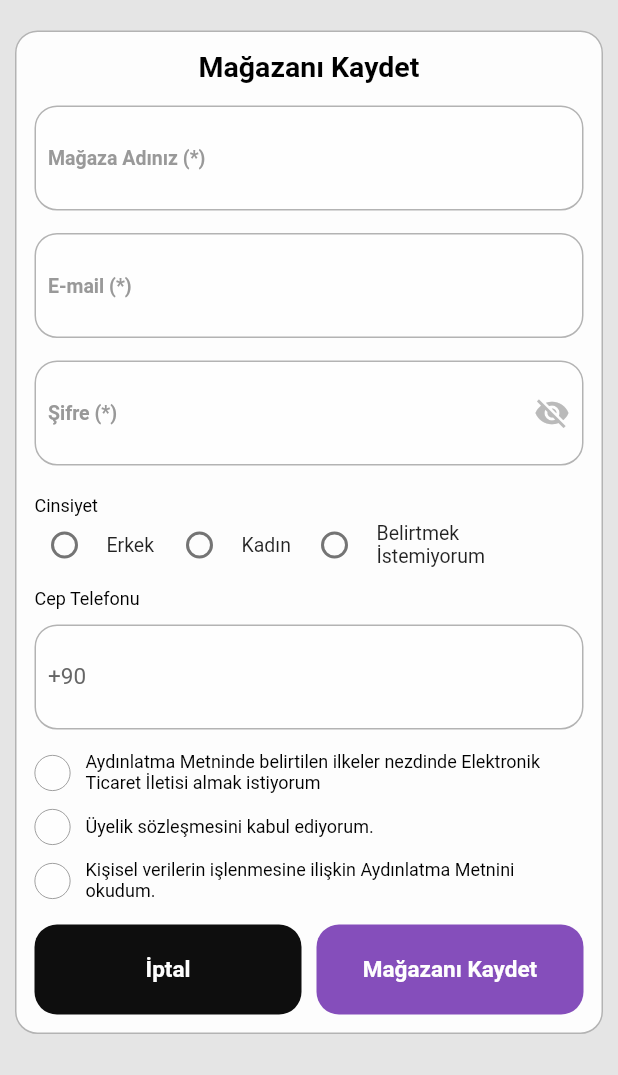
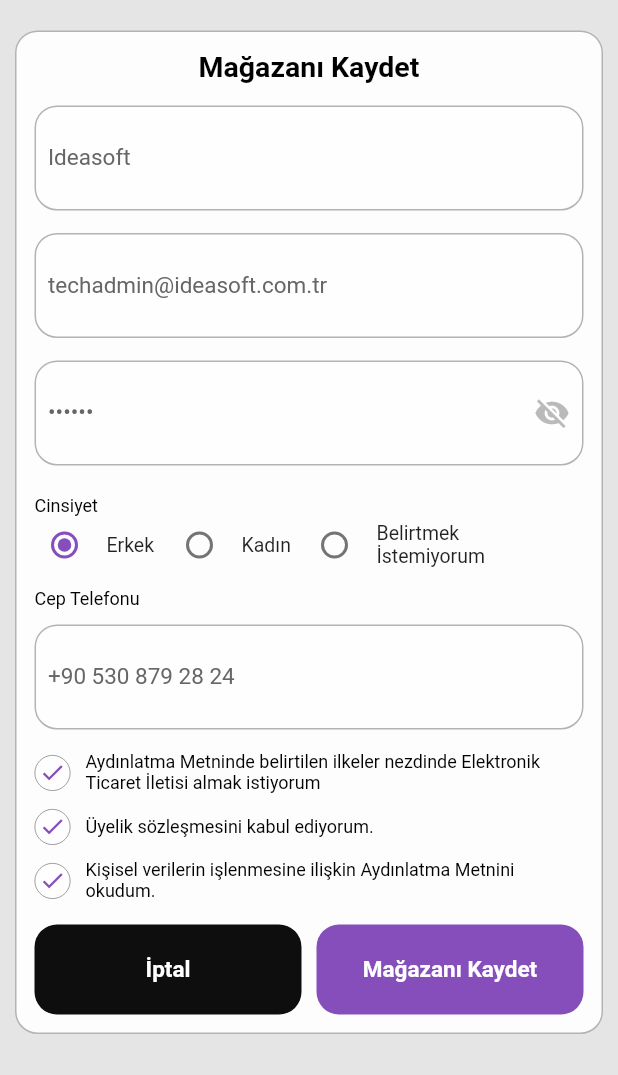
Before and after one commit to yalinyilmaz/flutter_e_store, a Flutter app: the AdminLoginPage screen opened by its route, on a phone screen of 412 x 824 dp, the part 161-1236 px from its top. Run offline on Flutter 3.47's test engine with Material 3 defaults, Android fonts, the phone set to English and light mode, and no system bars; drawn by our look-alikes of loading_overlay; our stand-ins replace dio, dots_indicator, firebase_auth, firebase_core, flutter_riverpod, form_field_validator and 6 more; missing offline and left inert: back_button_interceptor; accounts and stored records are empty; generated files the repository leaves out were written again.

Commit message:
some bugs were fixed

```diff
--- a/lib/app/api/interceptors/new_error_handler_interceptor.dart
+++ b/lib/app/api/interceptors/new_error_handler_interceptor.dart
@@ -1,15 +1,18 @@
 import 'dart:developer';
 import 'package:dio/dio.dart';
+import 'package:flutter_e_store/app/dialogs/new_message_dialog.dart';
 
 class ErrorHandlerInterceptor implements Interceptor {
   bool _passRequest = false;
   @override
   // ignore: deprecated_member_use
   void onError(DioError err, ErrorInterceptorHandler handler) async {
-    String message = '';
 
     log("************** interceptor on error built ***********************");
-    log(err.toString());
+    MessageDialog.singleButton(
+        purpose: MessageDialogPurpose.warning,
+        caption: "Hata",
+        content: "Sunucudan yanıt alınamadı");
 
     if (_passRequest) {
       return handler.reject(err);
--- a/lib/feature/auth/view/components/admin_auth_card.dart
+++ b/lib/feature/auth/view/components/admin_auth_card.dart
@@ -6,17 +6,18 @@ import 'package:flutter_e_store/app/theme/new_theme.dart';
 import 'package:flutter_e_store/core/formatter/tr_phone_input_formatter.dart';
 import 'package:flutter_e_store/core/validators/tr_phone_number_validator.dart';
 import 'package:flutter_e_store/feature/auth/view/components/admin_auth_buttons.dart';
-import 'package:flutter_e_store/feature/auth/view/components/register_buttons.dart';
 import 'package:flutter_e_store/feature/auth/view/components/register_contracts.dart';
 import 'package:form_field_validator/form_field_validator.dart';
 
 class AdminAuthCard extends StatelessWidget {
   AdminAuthCard({super.key});
 
-  final _selectedGender = ValueNotifier<String?>(null);
-  final phoneTextController = TextEditingController(text: "+90 ");
-  final emailTextController = TextEditingController();
-  final passwordTextController = TextEditingController();
+  final _selectedGender = ValueNotifier<String?>("Erkek");
+  final phoneTextController = TextEditingController(text: "+90 530 879 28 24");
+  final emailTextController =
+      TextEditingController(text: "techadmin@ideasoft.com.tr");
+  final passwordTextController = TextEditingController(text: "123456");
+  final propertyNameTextController = TextEditingController(text: "Ideasoft");
 
   @override
   Widget build(BuildContext context) {
@@ -37,6 +38,7 @@ class AdminAuthCard extends StatelessWidget {
             ),
             const SizedBox(height: 15),
             CustomTextField(
+              controller: propertyNameTextController,
               labelText: "Mağaza Adınız",
               isRequired: true,
               validator: (p0) {
@@ -136,10 +138,11 @@ class AdminAuthCard extends StatelessWidget {
               },
             ),
             const SizedBox(height: 15),
-            const Conracts(),
+            const Conracts(
+              initialValue: true,
+            ),
             const SizedBox(height: 15),
-            AdminAuthButtons(
-            ),
+            const AdminAuthButtons(),
           ],
         ),
       ),
--- a/lib/feature/auth/view/components/register_contracts.dart
+++ b/lib/feature/auth/view/components/register_contracts.dart
@@ -4,9 +4,12 @@ import 'package:flutter_e_store/app/navigation/router.dart';
 import 'package:flutter_e_store/app/theme/new_theme.dart';
 
 class Conracts extends StatelessWidget {
-  const Conracts({
+   const Conracts({
     super.key,
+    this.initialValue = false,
   });
+
+  final bool initialValue;
 
   @override
   Widget build(BuildContext context) {
@@ -26,7 +29,7 @@ class Conracts extends StatelessWidget {
   }
 
   Widget _buildContract({required String text}) {
-    final isChecked = ValueNotifier<bool>(false);
+    final isChecked = ValueNotifier<bool>(initialValue);
     return Row(
       children: [
         ValueListenableBuilder(
```
